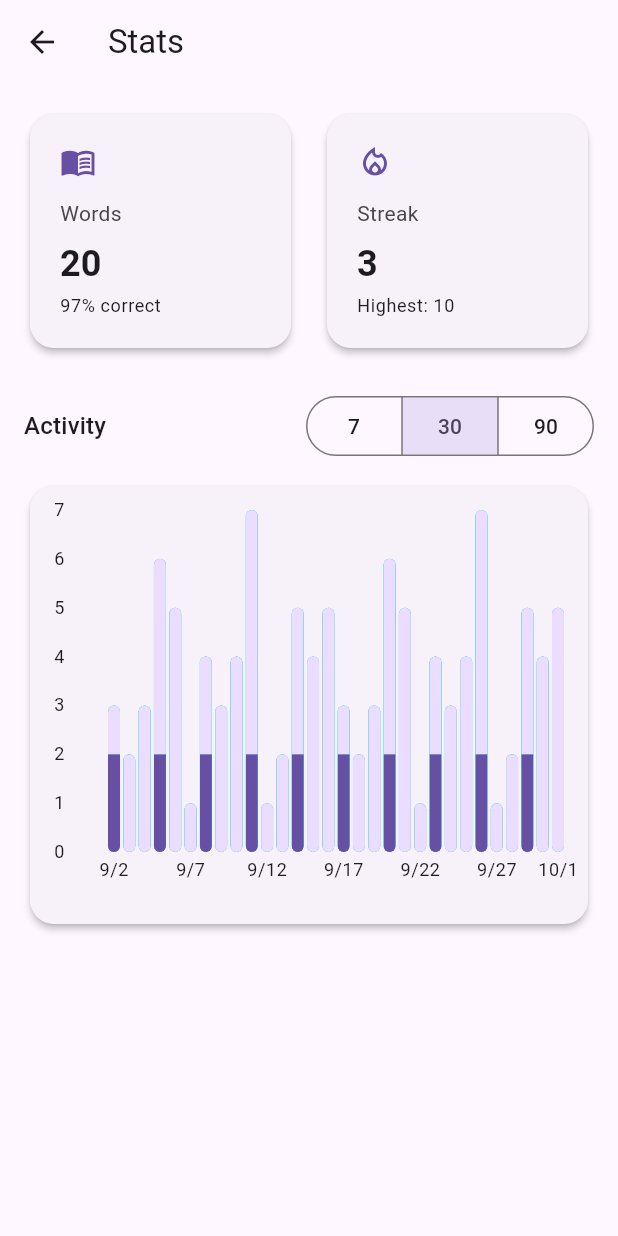
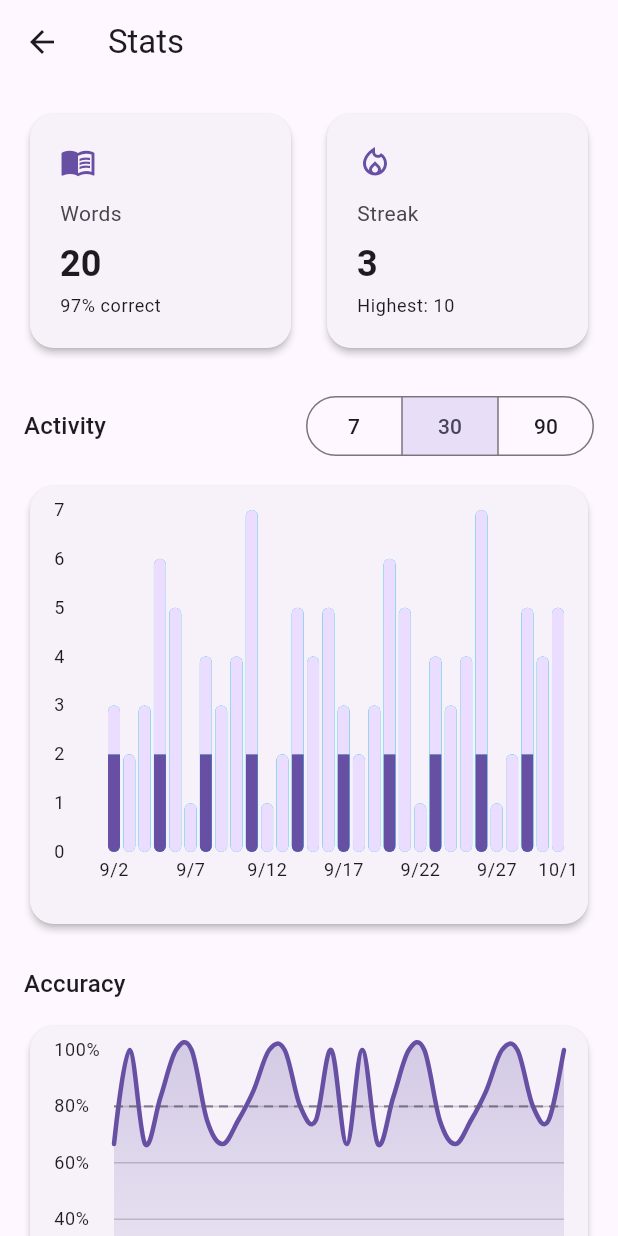
Before and after one commit to inami202rk-hub/my_kanji_app, a Flutter app: the screen it shows after launch, in the side drawer, after a tap on "統計", on a phone screen of 412 x 824 dp. Run offline on Flutter 3.47's test engine with Material 3 defaults, Android fonts, the phone set to English and light mode, and no system bars; drawn by our look-alikes of fl_chart; our stand-ins replace shared_preferences; missing offline and left inert: dart:html, dart:js_util; network calls fail.

Commit message:
feat(stats): add Accuracy % line chart with tooltip and 80% guide

```diff
--- a/lib/features/stats/data/stats_models.dart
+++ b/lib/features/stats/data/stats_models.dart
@@ -4,14 +4,23 @@ class DailyStat {
   final DateTime date;
   final int reviews;
   final int newCards;
+  final int correctReviews;
+  final int incorrectReviews;
 
   const DailyStat({
     required this.date,
     required this.reviews,
     required this.newCards,
+    this.correctReviews = 0,
+    this.incorrectReviews = 0,
   });
 
   int get reviewOnly => (reviews - newCards).clamp(0, reviews);
+
+  int get totalAnswers => correctReviews + incorrectReviews;
+
+  double get accuracyPercent =>
+      totalAnswers == 0 ? 0 : (correctReviews / totalAnswers) * 100;
 }
 
 enum StatsRange { d7, d30, d90 }
@@ -63,4 +72,20 @@ class StatsTimeseries {
   });
 
   bool get isEmpty => series.isEmpty;
+
+  double get averageAccuracy {
+    if (series.isEmpty) {
+      return 0;
+    }
+    final totals = series.fold<List<double>>([0, 0], (acc, stat) {
+      acc[0] += stat.correctReviews.toDouble();
+      acc[1] += stat.incorrectReviews.toDouble();
+      return acc;
+    });
+    final attempts = totals[0] + totals[1];
+    if (attempts == 0) {
+      return 0;
+    }
+    return (totals[0] / attempts) * 100;
+  }
 }
--- a/lib/features/stats/data/stats_service.dart
+++ b/lib/features/stats/data/stats_service.dart
@@ -38,7 +38,18 @@ class MockStatsService implements StatsService {
       final day = today.subtract(Duration(days: days - 1 - index));
       final newCards = index % 3 == 0 ? 2 : 0;
       final reviews = newCards + (index % 5) + 1;
-      return DailyStat(date: day, reviews: reviews, newCards: newCards);
+      final accuracyTarget = 0.7 + (index % 5) * 0.05;
+      final correct = (reviews * accuracyTarget)
+          .clamp(0, reviews.toDouble())
+          .round();
+      final incorrect = (reviews - correct).clamp(0, reviews);
+      return DailyStat(
+        date: day,
+        reviews: reviews,
+        newCards: newCards,
+        correctReviews: correct,
+        incorrectReviews: incorrect,
+      );
     });
     final result = StatsTimeseries(series: series, streak: 3, bestStreak: 10);
     _timeseriesCache[range] = result;
--- a/lib/features/stats/presentation/stats_page.dart
+++ b/lib/features/stats/presentation/stats_page.dart
@@ -4,6 +4,7 @@ import 'package:flutter/material.dart';
 
 import '../data/stats_models.dart';
 import '../data/stats_service.dart';
+import 'widgets/accuracy_chart.dart';
 import 'widgets/activity_chart.dart';
 import 'widgets/range_switcher.dart';
 import 'widgets/summary_cards.dart';
@@ -145,6 +146,13 @@ class _StatsPageState extends State<StatsPage> {
                 ),
                 const SizedBox(height: 12),
                 _buildActivityCard(context),
+                const SizedBox(height: 24),
+                Text(
+                  'Accuracy',
+                  style: Theme.of(context).textTheme.titleMedium,
+                ),
+                const SizedBox(height: 12),
+                _buildAccuracyCard(context),
               ],
             ),
           ),
@@ -168,6 +176,26 @@ class _StatsPageState extends State<StatsPage> {
               : _timeseries == null
               ? const _ErrorBanner(message: 'No data yet')
               : ActivityChart(series: _timeseries!.series),
+        ),
+      ),
+    );
+  }
+
+  Widget _buildAccuracyCard(BuildContext context) {
+    return Card(
+      shape: RoundedRectangleBorder(borderRadius: BorderRadius.circular(16)),
+      elevation: 2,
+      child: Padding(
+        padding: const EdgeInsets.all(16),
+        child: SizedBox(
+          height: 220,
+          child: _loadingTimeseries
+              ? const Center(child: CircularProgressIndicator())
+              : _timeseriesError != null
+              ? _ErrorBanner(message: _timeseriesError!)
+              : _timeseries == null || _timeseries!.series.isEmpty
+              ? const Center(child: Text('No data yet'))
+              : AccuracyChart(series: _timeseries!.series),
         ),
       ),
     );
--- /dev/null
+++ b/lib/features/stats/presentation/widgets/accuracy_chart.dart
@@ -0,0 +1,142 @@
+import 'package:fl_chart/fl_chart.dart';
+import 'package:flutter/material.dart';
+import 'package:intl/intl.dart';
+
+import '../../data/stats_models.dart';
+
+class AccuracyChart extends StatelessWidget {
+  const AccuracyChart({super.key, required this.series});
+
+  final List<DailyStat> series;
+
+  @override
+  Widget build(BuildContext context) {
+    if (series.isEmpty) {
+      return const Center(child: Text('No data yet'));
+    }
+
+    final localeTag = Localizations.localeOf(context).toLanguageTag();
+    final theme = Theme.of(context);
+    final labels = <String>[];
+    final spots = <FlSpot>[];
+
+    for (var i = 0; i < series.length; i++) {
+      final stat = series[i];
+      labels.add(DateFormat.Md(localeTag).format(stat.date));
+      spots.add(FlSpot(i.toDouble(), stat.accuracyPercent));
+    }
+
+    return LineChart(
+      LineChartData(
+        minY: 0,
+        maxY: 100,
+        gridData: FlGridData(
+          show: true,
+          drawVerticalLine: false,
+          horizontalInterval: 20,
+          getDrawingHorizontalLine: (value) =>
+              FlLine(color: theme.colorScheme.outlineVariant, strokeWidth: 1),
+        ),
+        titlesData: _buildTitles(theme, labels),
+        extraLinesData: ExtraLinesData(
+          horizontalLines: [
+            HorizontalLine(
+              y: 80,
+              dashArray: const [6, 4],
+              strokeWidth: 1.5,
+              color: theme.colorScheme.secondary.withValues(alpha: 0.7),
+            ),
+          ],
+        ),
+        borderData: FlBorderData(show: false),
+        lineBarsData: [
+          LineChartBarData(
+            spots: spots,
+            isCurved: true,
+            color: theme.colorScheme.primary,
+            barWidth: 3,
+            isStrokeCapRound: true,
+            dotData: const FlDotData(show: false),
+            belowBarData: BarAreaData(
+              show: true,
+              gradient: LinearGradient(
+                colors: [
+                  theme.colorScheme.primary.withValues(alpha: 0.25),
+                  theme.colorScheme.primary.withValues(alpha: 0.05),
+                ],
+                begin: Alignment.topCenter,
+                end: Alignment.bottomCenter,
+              ),
+            ),
+          ),
+        ],
+        lineTouchData: LineTouchData(
+          touchTooltipData: LineTouchTooltipData(
+            tooltipRoundedRadius: 8,
+            getTooltipItems: (touchedSpots) {
+              return touchedSpots.map((spot) {
+                final index = spot.x.round();
+                final safeIndex = index.clamp(0, series.length - 1);
+                final stat = series[safeIndex];
+                final dateText = DateFormat.yMMMd(localeTag).format(stat.date);
+                final percentText = '${spot.y.toStringAsFixed(1)}%';
+                final titleStyle =
+                    theme.textTheme.bodyMedium?.copyWith(
+                      fontWeight: FontWeight.w600,
+                    ) ??
+                    const TextStyle(fontWeight: FontWeight.w600);
+                final bodyStyle =
+                    theme.textTheme.bodySmall ?? const TextStyle(fontSize: 12);
+                return LineTooltipItem(
+                  '$dateText\n',
+                  titleStyle,
+                  children: [TextSpan(text: percentText, style: bodyStyle)],
+                );
+              }).toList();
+            },
+          ),
+        ),
+      ),
+    );
+  }
+
+  FlTitlesData _buildTitles(ThemeData theme, List<String> labels) {
+    final labelCount = labels.length;
+    final step = labelCount > 6 ? (labelCount / 6).ceil() : 1;
+
+    return FlTitlesData(
+      topTitles: const AxisTitles(sideTitles: SideTitles(showTitles: false)),
+      rightTitles: const AxisTitles(sideTitles: SideTitles(showTitles: false)),
+      leftTitles: AxisTitles(
+        sideTitles: SideTitles(
+          showTitles: true,
+          reservedSize: 40,
+          getTitlesWidget: (value, meta) {
+            return Text('${value.toInt()}%', style: theme.textTheme.bodySmall);
+          },
+        ),
+      ),
+      bottomTitles: AxisTitles(
+        sideTitles: SideTitles(
+          showTitles: true,
+          reservedSize: 32,
+          getTitlesWidget: (value, meta) {
+            final index = value.toInt();
+            if (index < 0 || index >= labels.length) {
+              return const SizedBox.shrink();
+            }
+            final isEdge = index == 0 || index == labels.length - 1;
+            final shouldShow = isEdge || index % step == 0;
+            if (!shouldShow) {
+              return const SizedBox.shrink();
+            }
+            return Padding(
+              padding: const EdgeInsets.only(top: 4),
+              child: Text(labels[index], style: theme.textTheme.bodySmall),
+            );
+          },
+        ),
+      ),
+    );
+  }
+}
```
